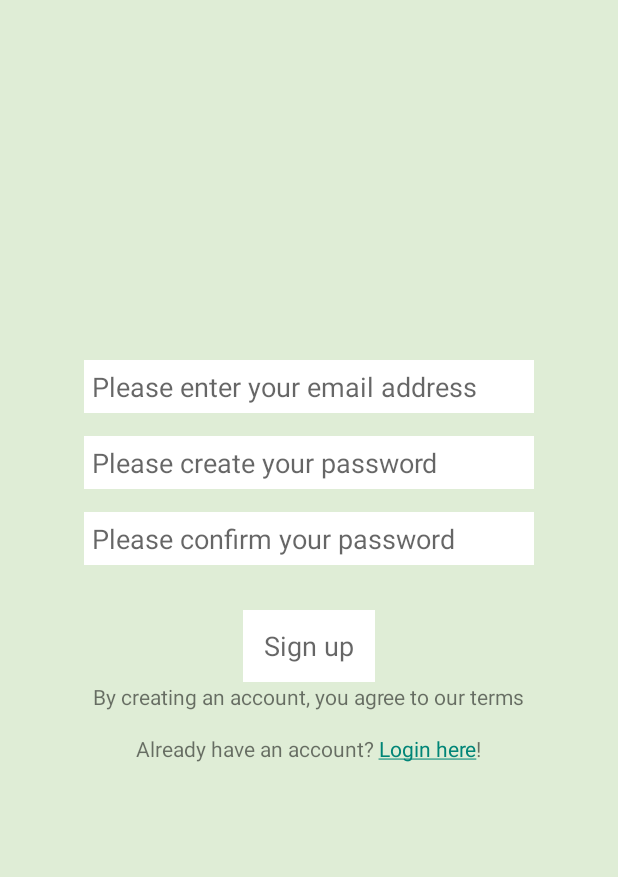
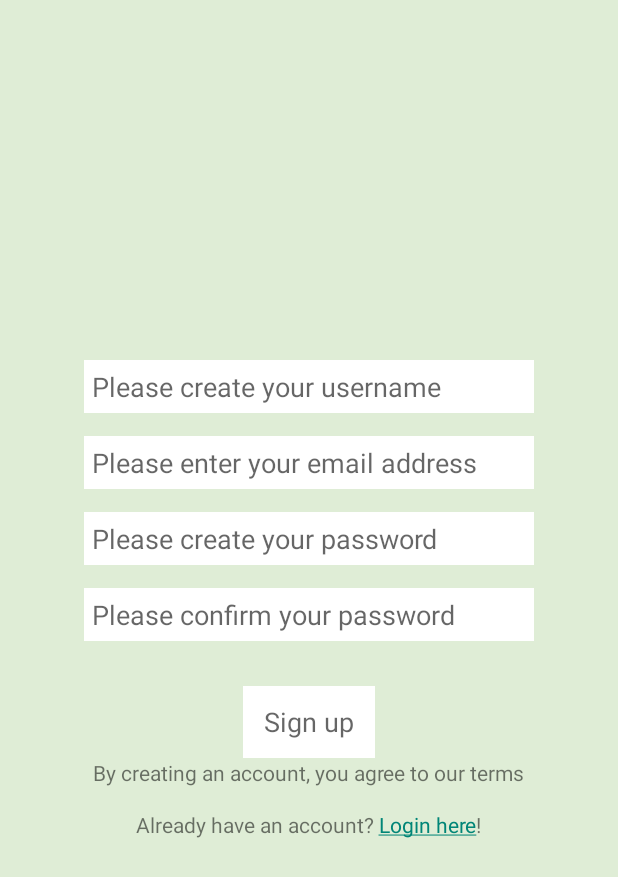
Before and after one commit to JingerW/BitterSweet, an Android app: the SignupActivity screen opened directly, with no data from a screen before it, after a tap on "Sign up", on a phone screen of 412 x 824 dp. Shown: the top 877 px of the screen. Run offline under Robolectric (Android 15) with nearby library versions, the phone set to English and light mode, and no system bars; our stand-ins replace Firebase (no records; nobody signed in at launch, a user with empty details on screens opened directly).

Commit message:
add user info into database when signing up

```diff
--- a/app/build.gradle
+++ b/app/build.gradle
@@ -40,4 +40,5 @@ dependencies {
 
     //Firebase
     implementation 'com.google.firebase:firebase-core:17.0.0'
+    implementation 'com.google.firebase:firebase-firestore:20.2.0'
 }
--- a/app/src/main/AndroidManifest.xml
+++ b/app/src/main/AndroidManifest.xml
@@ -9,7 +9,8 @@
         android:roundIcon="@mipmap/ic_launcher_round"
         android:supportsRtl="true"
         android:theme="@style/AppTheme">
-        <activity android:name=".DrawerActivity"></activity>
+        <activity android:name=".SettingActivity"></activity>
+        <activity android:name=".DrawerActivity" />
         <activity android:name=".UserInfoActivity" />
         <activity android:name=".SignupActivity" />
         <activity android:name=".LoginActivity">
--- a/app/src/main/java/com/example/bittersweet/DrawerActivity.java
+++ b/app/src/main/java/com/example/bittersweet/DrawerActivity.java
@@ -50,6 +50,7 @@ public class DrawerActivity extends AppCompatActivity implements NavigationView.
 
         switch (menuItem.getItemId()) {
             case R.id.nav_home:
+                startActivity(new Intent(getApplicationContext(), MainActivity.class));
                 break;
             case R.id.nav_diary:
                 break;
@@ -58,6 +59,7 @@ public class DrawerActivity extends AppCompatActivity implements NavigationView.
             case R.id.nav_records:
                 break;
             case R.id.nav_setting:
+                startActivity(new Intent(getApplicationContext(), SettingActivity.class));
                 break;
             case R.id.nav_logout:
                 // show logout alert
--- a/app/src/main/java/com/example/bittersweet/SignupActivity.java
+++ b/app/src/main/java/com/example/bittersweet/SignupActivity.java
@@ -1,13 +1,16 @@
 package com.example.bittersweet;
 
 import android.app.ProgressDialog;
+import android.content.Context;
 import android.content.Intent;
+import android.content.SharedPreferences;
 import android.os.Bundle;
 import android.text.SpannableString;
 import android.text.Spanned;
 import android.text.TextUtils;
 import android.text.method.LinkMovementMethod;
 import android.text.style.ClickableSpan;
+import android.util.Log;
 import android.view.View;
 import android.widget.Button;
 import android.widget.EditText;
@@ -15,28 +18,45 @@ import android.widget.TextView;
 import android.widget.Toast;
 
 import androidx.annotation.NonNull;
+import androidx.annotation.Nullable;
 import androidx.appcompat.app.AppCompatActivity;
 
 import com.google.android.gms.tasks.OnCompleteListener;
+import com.google.android.gms.tasks.OnFailureListener;
+import com.google.android.gms.tasks.OnSuccessListener;
 import com.google.android.gms.tasks.Task;
 import com.google.firebase.auth.AuthResult;
 import com.google.firebase.auth.FirebaseAuth;
 import com.google.firebase.auth.FirebaseUser;
-
-import org.w3c.dom.Text;
-
-import java.util.ArrayList;
-import java.util.List;
+import com.google.firebase.database.DatabaseError;
+import com.google.firebase.database.DatabaseReference;
+import com.google.firebase.database.FirebaseDatabase;
+import com.google.firebase.firestore.CollectionReference;
+import com.google.firebase.firestore.DocumentReference;
+import com.google.firebase.firestore.FirebaseFirestore;
+import com.google.firebase.firestore.SetOptions;
 
 public class SignupActivity extends AppCompatActivity implements View.OnClickListener {
 
+    private static final String PREFS_NAME = "preferences";
+    private static final String COLLECTION_NAME = "User";
+
+    private String username, email, password, passConf;
+
     private TextView login_link;
     private Button signup_button;
+    private EditText signup_username;
     private EditText signup_email;
     private EditText signup_password;
     private EditText signup_password_confirm;
+
     private ProgressDialog progressDialog;
+
     private FirebaseAuth firebaseAuth;
+    private FirebaseDatabase firebaseDatabase;
+    private FirebaseUser currentUser;
+    private DatabaseReference userReference;
+    private FirebaseFirestore firestore;
 
     @Override
     protected void onCreate(Bundle savedInstanceState) {
@@ -45,12 +65,14 @@ public class SignupActivity extends AppCompatActivity implements View.OnClickLis
 
         progressDialog = new ProgressDialog(this);
         firebaseAuth = FirebaseAuth.getInstance();
+        firestore = FirebaseFirestore.getInstance();
 
-        login_link = findViewById(R.id.signup_login);
-        signup_button = findViewById(R.id.signup_button);
-        signup_email = findViewById(R.id.signup_email);
-        signup_password = findViewById(R.id.signup_password);
-        signup_password_confirm = findViewById(R.id.signup_password_confirm);
+        login_link = (TextView) findViewById(R.id.signup_login);
+        signup_button = (Button) findViewById(R.id.signup_button);
+        signup_username = (EditText) findViewById(R.id.signup_username);
+        signup_email = (EditText) findViewById(R.id.signup_email);
+        signup_password = (EditText) findViewById(R.id.signup_password);
+        signup_password_confirm = (EditText) findViewById(R.id.signup_password_confirm);
 
         signup_button.setOnClickListener(this);
 
@@ -66,34 +88,42 @@ public class SignupActivity extends AppCompatActivity implements View.OnClickLis
     }
 
     private void signupUser() {
-        String email = signup_email.getText().toString();
-        String password = signup_password.getText().toString();
-        String passConf = signup_password_confirm.getText().toString();
+        email = signup_email.getText().toString();
+        password = signup_password.getText().toString();
+        passConf = signup_password_confirm.getText().toString();
+        username = signup_username.getText().toString();
 
-        String vali = validate(email,password,passConf);
+        String vali = validate(email, password, passConf);
         if (vali != "") {
-            Toast.makeText(this,vali,Toast.LENGTH_SHORT).show();
+            Toast.makeText(this, vali, Toast.LENGTH_SHORT).show();
             return;
-        }
-        else {
+        } else {
             // validation finished, show progress bar to the user
             progressDialog.setMessage("Signing up...");
             progressDialog.show();
 
             // firebaseAuth create user with email and password
-            firebaseAuth.createUserWithEmailAndPassword(email,password)
+            firebaseAuth.createUserWithEmailAndPassword(email, password)
                     .addOnCompleteListener(this, new OnCompleteListener<AuthResult>() {
                         @Override
                         public void onComplete(@NonNull Task<AuthResult> task) {
                             if (task.isSuccessful()) {
                                 // successfully create user
                                 // transfer to home page
+
+                                // save preferences for next use
+                                savePreferences();
+
+                                // message alert
                                 progressDialog.cancel();
-                                Toast.makeText(SignupActivity.this,"Sign up successfully", Toast.LENGTH_SHORT).show();
-                                FirebaseUser currentUser = firebaseAuth.getCurrentUser();
-                                startActivity(new Intent(SignupActivity.this, MainActivity.class));
+                                Toast.makeText(SignupActivity.this, "Sign up successfully", Toast.LENGTH_SHORT).show();
+                                Log.d("signupMessage", "Signup successful, proceed to save data into database");
+                                Log.d("signupMessage", username+", "+email);
+                                addUser(username);
+
+                                startActivity(new Intent(SignupActivity.this, UserInfoActivity.class));
                             } else {
-                                Toast.makeText(SignupActivity.this,"Sign up failed, please try again", Toast.LENGTH_SHORT).show();
+                                Toast.makeText(SignupActivity.this, "Sign up failed, please try again", Toast.LENGTH_SHORT).show();
                                 progressDialog.cancel();
                             }
                         }
@@ -101,7 +131,31 @@ public class SignupActivity extends AppCompatActivity implements View.OnClickLis
         }
     }
 
-    private String  validate(String email, String password, String passConf) {
+    private void addUser(String username) {
+        currentUser = firebaseAuth.getCurrentUser();
+        String uid = currentUser.getUid();
+        Log.d("signupMessage",uid);
+
+        User user = new User();
+        user.setUsername(username);
+        user.showUser();
+
+        DocumentReference userCollection = firestore.collection(COLLECTION_NAME).document(uid);
+        userCollection.set(user, SetOptions.merge()).addOnSuccessListener(new OnSuccessListener<Void>() {
+            @Override
+            public void onSuccess(Void aVoid) {
+                Log.d("signupMessage","user added successful");
+            }
+        }).addOnFailureListener(new OnFailureListener() {
+            @Override
+            public void onFailure(@NonNull Exception e) {
+                Log.d("signupMessage","user added failed");
+            }
+        });
+
+    }
+
+    private String validate(String email, String password, String passConf) {
 
         String mes = "";
 
@@ -116,9 +170,8 @@ public class SignupActivity extends AppCompatActivity implements View.OnClickLis
             // password is empty
             mes = "Please enter your password";
             return mes;
-        }
-        else {
-            if (password.length()<10) {
+        } else {
+            if (password.length() < 10) {
                 // password length is less than 10
                 mes = "Password length cannot be less than 10";
                 return mes;
@@ -126,8 +179,7 @@ public class SignupActivity extends AppCompatActivity implements View.OnClickLis
             if (TextUtils.isEmpty(passConf)) {
                 mes = "Please confirm your password";
                 return mes;
-            }
-            else {
+            } else {
                 if (!passConf.equals(password)) {
                     mes = "Password confirmation failed. Please try again";
                     return mes;
@@ -147,8 +199,21 @@ public class SignupActivity extends AppCompatActivity implements View.OnClickLis
                 startActivity(new Intent(SignupActivity.this, LoginActivity.class));
             }
         };
-        ss.setSpan(clickableSpan,25,35, Spanned.SPAN_EXCLUSIVE_EXCLUSIVE );
+        ss.setSpan(clickableSpan, 25, 35, Spanned.SPAN_EXCLUSIVE_EXCLUSIVE);
         login_link.setText(ss);
         login_link.setMovementMethod(LinkMovementMethod.getInstance());
     }
+
+    private void savePreferences() {
+        SharedPreferences prefs = getSharedPreferences(PREFS_NAME, Context.MODE_PRIVATE);
+        SharedPreferences.Editor editor = prefs.edit();
+
+        // save and commit
+        email = signup_email.getText().toString();
+        password = signup_password.getText().toString();
+        Log.d("message", email + ", " + password);
+        editor.putString("email", email);
+        editor.putString("password", password);
+        editor.commit();
+    }
 }
--- a/app/src/main/res/layout/activity_signup.xml
+++ b/app/src/main/res/layout/activity_signup.xml
@@ -8,11 +8,25 @@
     android:background="@color/lightgreen">
 
     <EditText
+        android:id="@+id/signup_username"
+        style="@style/Widget.AppCompat.EditText"
+        android:layout_width="@dimen/input_length"
+        android:layout_height="wrap_content"
+        android:layout_marginTop="240dp"
+        android:layout_marginBottom="15dp"
+        android:layout_centerHorizontal="true"
+        android:singleLine="true"
+        android:padding="@dimen/edittext_padding"
+        android:background="@color/white"
+        android:hint="@string/signup_username"
+        android:inputType="textEmailAddress"/>
+
+    <EditText
         android:id="@+id/signup_email"
         style="@style/Widget.AppCompat.EditText"
         android:layout_width="@dimen/input_length"
         android:layout_height="wrap_content"
-        android:layout_marginTop="240dp"
+        android:layout_below="@id/signup_username"
         android:layout_marginBottom="15dp"
         android:layout_centerHorizontal="true"
         android:singleLine="true"
--- a/app/src/main/res/values/strings.xml
+++ b/app/src/main/res/values/strings.xml
@@ -12,19 +12,20 @@
     <string name="login_remember">Remember me</string>
 
     //sign up
-    <string name="signup_username">Please enter your username</string>
+    <string name="signup_username">Please create your username</string>
     <string name="signup_email">Please enter your email address</string>
     <string name="signup_password">Please create your password</string>
     <string name="signup_password_confirm">Please confirm your password</string>
     <string name="action_signup">Sign up</string>
     <string name="signup_login">Already have an account? Login here!</string>
     <string name="signup_terms">By creating an account, you agree to our terms</string>
+    <string name="sweetener">sweetener</string>
 
     //user info
     <string name="userinfo_0">Thank you so much for using BitterSweet!</string>
     <string name="userinfo_1">Life may be bitter but together we can make it sweet!</string>
     <string name="userinfo_2">Now we need to ask you a few more questions about your self. If you do not want to do this now, you can always come back later</string>
-    <string name="userinfo_3">How do we call you?</string>
+    <string name="userinfo_3">Please create your username</string>
     <string name="skip">skip</string>
     <string name="start">start</string>
     <string name="next">next</string>
@@ -41,5 +42,6 @@
 
     //buttons
     <string name="add_records">Add Record</string>
+    <string name="delete_account">Delete Account</string>
 
 </resources>
```
Also changed, not shown: app/src/main/java/com/example/bittersweet/LoginActivity.java (+18 -6 lines), app/src/main/java/com/example/bittersweet/SettingActivity.java (added, +41 -0 lines), app/src/main/java/com/example/bittersweet/SettingFragment.java (deleted, +0 -23 lines), app/src/main/java/com/example/bittersweet/User.java (renamed from app/src/main/java/com/example/bittersweet/UserInfoModal.java, +12 -4 lines), app/src/main/java/com/example/bittersweet/UserInfoActivity.java (+15 -27 lines), app/src/main/res/layout/activity_setting.xml (added, +24 -0 lines), app/src/main/res/layout/activity_user_info.xml (+27 -14 lines), app/src/main/res/layout/fragment_setting.xml (deleted, +0 -22 lines).
